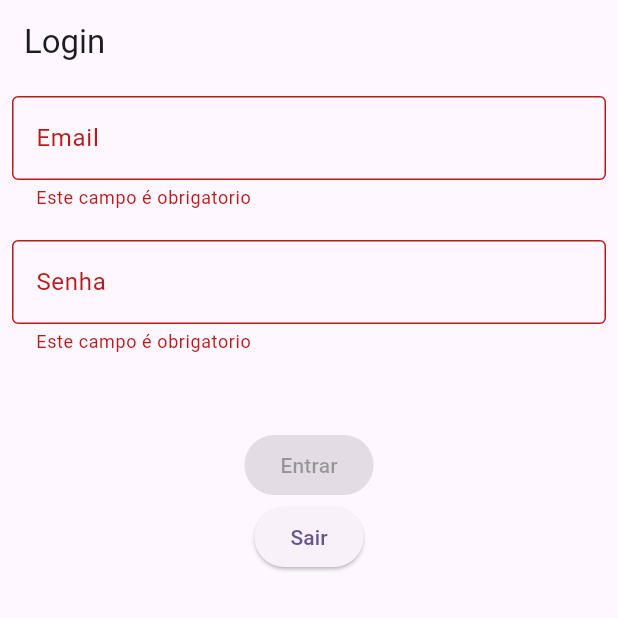
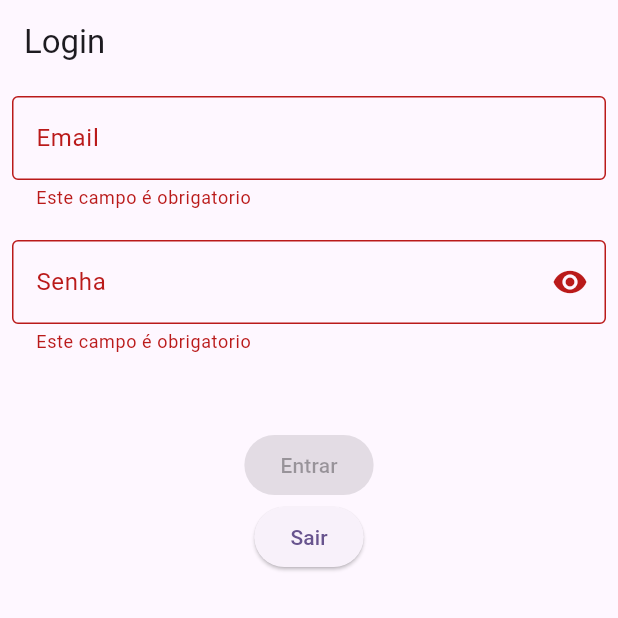
Before and after one commit to LucasDCoelho/FlutterFlix, a Flutter app: the screen it shows after launch, after a tap on "Sair", on a phone screen of 412 x 824 dp, the top half of it. Run offline on Flutter 3.47's test engine with Material 3 defaults, Android fonts, the phone set to English and light mode, and no system bars; our stand-ins replace dio, firebase_auth, firebase_core, flutter_dotenv, flutter_mobx, flutter_modular and 2 more; accounts and stored records are empty; generated files the repository leaves out were written again; network calls fail.

Commit message:
add: start the home screen and call API with DIO

```diff
--- a/lib/main.dart
+++ b/lib/main.dart
@@ -10,7 +10,7 @@ void main() async {
   WidgetsFlutterBinding.ensureInitialized();
    await Firebase.initializeApp(
       options: DefaultFirebaseOptions.currentPlatform,
-    );
+  );
 
     // Por default ele irá para o .env
     await dotenv.load();
--- a/lib/src/core/core_module.dart
+++ b/lib/src/core/core_module.dart
@@ -1,7 +1,13 @@
 import 'package:flutter_flix_project_4/src/core/screens/splash_screen.dart';
+import 'package:flutter_flix_project_4/src/core/service/dio_service.dart';
 import 'package:flutter_modular/flutter_modular.dart';
 
 class CoreModule extends Module{
+
+  @override
+  void exportedBinds(Injector i) {
+    i.add(DioService.new);
+  }
 
   @override
   void routes(RouteManager r) {
--- /dev/null
+++ b/lib/src/core/service/dio_service.dart
@@ -0,0 +1,24 @@
+import 'package:dio/dio.dart';
+import 'package:flutter_dotenv/flutter_dotenv.dart';
+
+abstract class IHttpClient{
+  Future get({ required String url});
+}
+
+
+class DioService implements IHttpClient{
+  @override
+  Future get({ required String url}) async{
+    final client = Dio();
+    final apiKey = dotenv.env["TOKEN_AUTH_API"];
+    print("$apiKey");
+
+    return client.get(url, options: Options(
+      method: "GET",
+      headers: {
+        "Accept": "application/json",
+        "Authorization": "Bearer $apiKey",
+      }
+    ));
+  }
+}
--- a/lib/src/modules/auth/auth_guards.dart
+++ b/lib/src/modules/auth/auth_guards.dart
@@ -1,4 +1,3 @@
-import 'package:firebase_auth/firebase_auth.dart';
 import 'package:flutter_flix_project_4/src/modules/auth/stores/auth_store/auth_store.dart';
 import 'package:flutter_modular/flutter_modular.dart';
 
@@ -8,13 +7,12 @@ class AuthGuard extends RouteGuard{
   @override
   Future<bool> canActivate(String path, ModularRoute route) async {
     final authStore = Modular.get<AuthStore>();
+    final token = authStore.tokenStorage.loadToken();
 
-    authStore.authService.authStateChanges().listen((User? user) {
-      // Atualiza o estado de autenticação no AuthStore
-      authStore.isAuthenticated = user != null;
-    });
+    if(await token){
+      return true;
+    }
+    return false;
 
-    // Redirecione para a página de login se não estiver autenticado
-    return authStore.isAuthenticated;
   }
 }
--- a/lib/src/modules/auth/stores/auth_store/auth_store.dart
+++ b/lib/src/modules/auth/stores/auth_store/auth_store.dart
@@ -12,34 +12,15 @@ class AuthStore = AuthStoreBase with _$AuthStore;
 abstract class AuthStoreBase with Store {
   var client = Client();
   final authService = FirebaseAuthService();
+
   final TokenStorage tokenStorage;
+  AuthStoreBase(this.tokenStorage);
 
 
   @computed
   bool get isValid {
     return validateEmail() == null && validatePassword() == null;
   }
-
-  @observable
-  bool isAuthenticated = false;
-
-  @action
-  setIsAuthenticated(bool value) => isAuthenticated = value;
-
-  AuthStoreBase(this.tokenStorage) {
-    // Adicione um ouvinte para as mudanças no estado de autenticação
-
-    if (isAuthenticated) {
-    // Adicione a lógica para inicializar o estado de autenticação aqui
-    User? user = authService.currentUser;
-    isAuthenticated = user != null;
-
-    if (isAuthenticated) {
-      updateToken();
-    }
-  }
-}
-
 
   @observable
   String? token;
@@ -60,6 +41,8 @@ abstract class AuthStoreBase with Store {
         return;
       } catch (error) {
         // Trata erros ao obter o token
+        print("Error: $error");
+
       }
     }
     // Se não houver usuário autenticado, limpa o token
@@ -67,7 +50,7 @@ abstract class AuthStoreBase with Store {
   }
 
   String? validateEmail() {
-    if (client.email == "" || client.email.isEmpty) {
+    if (client.email == "") {
       return "Este campo é obrigatorio";
     }
 
@@ -78,7 +61,7 @@ abstract class AuthStoreBase with Store {
   }
 
   String? validatePassword() {
-    if (client.password == "" || client.password.isEmpty) {
+    if (client.password == "") {
       return "Este campo é obrigatorio";
     }
 
--- a/lib/src/modules/auth/stores/token_store/token_store.dart
+++ b/lib/src/modules/auth/stores/token_store/token_store.dart
@@ -8,7 +8,6 @@ class TokenStorage = _TokenStorageBase with _$TokenStorage;
 abstract class _TokenStorageBase with Store {
   static const _tokenKey = 'auth_token';
 
-  @observable
   String? token;
 
   @action
@@ -21,9 +20,10 @@ abstract class _TokenStorageBase with Store {
   }
 
   @action
-  Future<void> loadToken() async {
+  Future<bool> loadToken() async {
     final prefs = await SharedPreferences.getInstance();
     token = prefs.getString(_tokenKey);
+    return true;
   }
 
   @action
--- a/lib/src/modules/auth/views/login_screen.dart
+++ b/lib/src/modules/auth/views/login_screen.dart
@@ -22,6 +22,7 @@ class LoginScreen extends StatelessWidget {
             Observer(
                 builder: (_) => AuthForm<AuthStore>(
                       onChanged: authStore.client.setEmail,
+                      obscureText: false,
                       decoration: InputDecoration(
                           border: const OutlineInputBorder(),
                           labelText: "Email",
@@ -34,11 +35,17 @@ class LoginScreen extends StatelessWidget {
             Observer(
                 builder: (_) => AuthForm<AuthStore>(
                       onChanged: authStore.client.setPassword,
+                      obscureText: true,
                       decoration: InputDecoration(
                           border: const OutlineInputBorder(),
                           labelText: "Senha",
                           hintText: "Digite sua senha",
-                          errorText: authStore.validatePassword()),
+                          errorText: authStore.validatePassword(),
+                          suffixIcon: const Icon(
+                            Icons.visibility
+                          ),
+                          ),
+
                     )),
             const SizedBox(
               height: 50,
--- a/lib/src/modules/auth/widgets/auth_form.dart
+++ b/lib/src/modules/auth/widgets/auth_form.dart
@@ -3,11 +3,13 @@ import 'package:flutter/material.dart';
 class AuthForm<T> extends StatefulWidget {
   final Function(String)? onChanged;
   final InputDecoration? decoration;
+  final bool obscureText;
 
 
   const AuthForm({
     required this.onChanged,
     required this.decoration,
+    required this.obscureText,
     super.key,
   });
 
@@ -20,7 +22,8 @@ class _AuthFormState<T> extends State<AuthForm<T>> {
   Widget build(BuildContext context) {
     return TextFormField(
       onChanged: widget.onChanged,
-      decoration: widget.decoration
+      decoration: widget.decoration,
+      obscureText: widget.obscureText,
     );
   }
 }
--- a/lib/src/modules/client/client_module.dart
+++ b/lib/src/modules/client/client_module.dart
@@ -1,4 +1,4 @@
-import 'package:flutter_flix_project_4/src/modules/auth/auth_guards.dart';
+import 'package:flutter_flix_project_4/src/core/core_module.dart';
 import 'package:flutter_flix_project_4/src/modules/auth/auth_module.dart';
 import 'package:flutter_flix_project_4/src/modules/client/screens/home_screen.dart';
 import 'package:flutter_modular/flutter_modular.dart';
@@ -7,10 +7,11 @@ class ClientModule extends Module {
   @override
   List<Module> get imports => [
     AuthModule(),
+    CoreModule()
   ];
 
   @override
   void routes(RouteManager r) {
-    r.child("/", child: (_) => const HomeScreen(), guards: [AuthGuard()]);
+    r.child("/", child: (_) => const HomeScreen());
   }
 }
--- a/lib/src/modules/client/screens/home_screen.dart
+++ b/lib/src/modules/client/screens/home_screen.dart
@@ -1,29 +1,64 @@
 import 'package:flutter/material.dart';
 import 'package:flutter_flix_project_4/src/modules/auth/stores/auth_store/auth_store.dart';
+import 'package:flutter_flix_project_4/src/modules/client/stores/list_movies_store/list_movies_store.dart';
+import 'package:flutter_flix_project_4/src/modules/client/widget/movie_card.dart';
+import 'package:flutter_flix_project_4/src/modules/client/widget/movie_categories.dart';
 import 'package:flutter_mobx/flutter_mobx.dart';
 import 'package:flutter_modular/flutter_modular.dart';
 
-class HomeScreen extends StatelessWidget {
+class HomeScreen extends StatefulWidget {
   const HomeScreen({super.key});
 
   @override
+  State<HomeScreen> createState() => _HomeScreenState();
+}
+
+class _HomeScreenState extends State<HomeScreen> {
+  final authStore = Modular.get<AuthStore>();
+  final listMovies = ListMovies();
+
+  @override
+  void initState() {
+    super.initState();
+    _fetchMovies();
+  }
+
+  Future _fetchMovies() async {
+    await listMovies.loadAllMovies();
+  }
+
+  @override
   Widget build(BuildContext context) {
-    final authStore = Modular.get<AuthStore>();
-
     return Scaffold(
+      backgroundColor: Colors.black12,
       appBar: AppBar(
-        title: const Text("HomeScreen"),
+        title: const Text("FlutterFlix",
+            style: TextStyle(
+              color: Colors.white,
+              fontWeight: FontWeight.bold,
+              fontSize: 24)),
+        backgroundColor: Colors.black87,
       ),
-      body: Center(
-          child: Column(
-        mainAxisAlignment: MainAxisAlignment.center,
+      body: Column(
+        crossAxisAlignment: CrossAxisAlignment.start,
         children: [
-          const Text("Welcome"),
           Observer(
               builder: (_) => ElevatedButton(
-                  onPressed: authStore.logout, child: const Text("Sair")))
+                  onPressed: authStore.logout, child: const Text("Sair"))),
+
+          MovieCategories(
+            future: _fetchMovies(),
+            itemCount: listMovies.movies.length,
+            itemBuilder: (context, index) {
+                        final movie = listMovies.movies[index];
+                        return MovieCard(
+                          posterPath: movie.posterPath,
+                        );
+                      },
+            titleCategorie: "Mais Populares",
+          ),
         ],
-      )),
+      ),
     );
   }
 }
--- /dev/null
+++ b/lib/src/modules/client/stores/list_movies_store/list_movies_store.dart
@@ -0,0 +1,40 @@
+import 'package:flutter_flix_project_4/src/core/service/dio_service.dart';
+import 'package:flutter_flix_project_4/src/modules/client/models/movie_model.dart';
+import 'package:flutter_modular/flutter_modular.dart';
+import 'package:mobx/mobx.dart';
+
+part 'list_movies_store.g.dart';
+
+class ListMovies = ListMoviesBase with _$ListMovies;
+
+abstract class ListMoviesBase with Store{
+  final _dioService = Modular.get<DioService>();
+
+  @observable
+  List<MovieModel> movies = [];
+
+  @action
+  Future loadAllMovies() async {
+    try {
+      final response = await _dioService.get(url: "https://api.themoviedb.org/3/movie/popular?language=en-US&page=1");
+
+      if (response.statusCode == 200) {
+        final List<dynamic> data = response.data['results'];
+        print('Conteúdo de response.data: ${response.data}');
+
+        // Limpar a lista antes de adicionar novos dados
+        movies.clear();
+
+        // Adicionar os novos dados à lista
+        movies.addAll(data.map((item) => MovieModel.fromMap(item)).toList());
+        print("${movies.length}");
+      } else {
+        // Trate os erros da API conforme necessário
+        print('Erro ao buscar filmes: ${response.statusCode}');
+      }
+    } catch (e) {
+      // Trate outros erros conforme necessário
+      print('Erro ao buscar filmes: $e');
+    }
+  }
+}
--- /dev/null
+++ b/lib/src/modules/client/widget/movie_categories.dart
@@ -0,0 +1,51 @@
+import 'package:flutter/material.dart';
+import 'package:flutter_mobx/flutter_mobx.dart';
+
+class MovieCategories extends StatelessWidget {
+  final Future<dynamic> future;
+  final int? itemCount;
+  final Widget? Function(BuildContext, int) itemBuilder;
+  final String titleCategorie;
+
+  const MovieCategories({
+    required this.future,
+    required this.itemCount,
+    required this.itemBuilder,
+    required this.titleCategorie,
+    super.key,
+  });
+
+  @override
+  Widget build(BuildContext context) {
+    return Column(
+      crossAxisAlignment: CrossAxisAlignment.start,
+      children: [
+        const Text(
+          "Mais Populares",
+          style: TextStyle(
+              color: Colors.white, fontSize: 20, fontWeight: FontWeight.bold),
+        ),
+        FutureBuilder(
+            future: future,
+            builder: (context, snapshot) {
+              if (snapshot.connectionState == ConnectionState.done) {
+                // Quando a chamada assíncrona estiver concluída
+                return Observer(builder: (_) {
+                  return SizedBox(
+                    height: 200,
+                    child: ListView.builder(
+                      scrollDirection: Axis.horizontal,
+                      itemCount: itemCount,
+                      itemBuilder: itemBuilder
+                    ),
+                  );
+                });
+              } else {
+                // Enquanto a chamada assíncrona ainda está em andamento
+                return const CircularProgressIndicator();
+              }
+            })
+      ],
+    );
+  }
+}
```
Also changed, not shown: lib/src/modules/client/models/movie_model.dart (added, +26 -0 lines), lib/src/modules/client/widget/movie_card.dart (added, +25 -0 lines), lib/src/modules/auth/stores/auth_store/auth_store.g.dart, lib/src/modules/auth/stores/token_store/token_store.g.dart, lib/src/modules/client/stores/list_movies_store/list_movies_store.g.dart (added).
